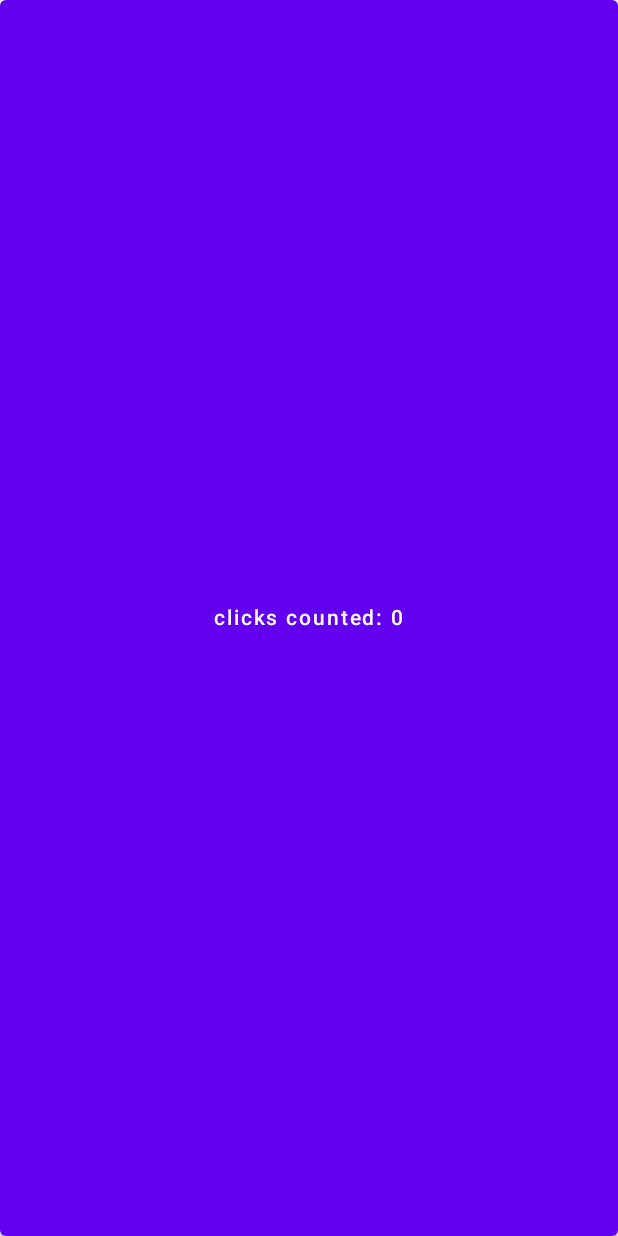
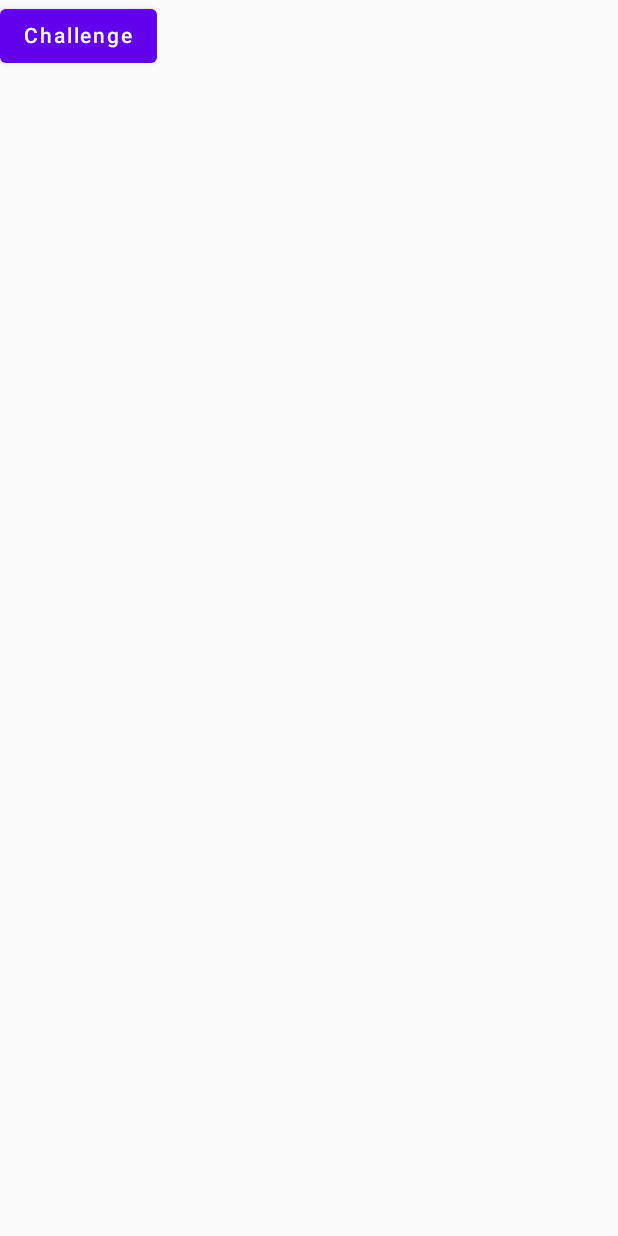
Before and after one commit to singmak/attention-span-challenge-android, an Android app built with Jetpack Compose: the screen it shows after launch (MainActivity), on a phone screen of 412 x 824 dp. Before the commit the screen is almost empty. Run offline under Robolectric (Android 15) with nearby library versions, the phone set to English and light mode, and no system bars.

Commit message:
testing compose navigation

```diff
--- a/app/build.gradle
+++ b/app/build.gradle
@@ -51,6 +51,7 @@ dependencies {
     implementation "androidx.compose.ui:ui:$compose_version"
     implementation "androidx.compose.material:material:$compose_version"
     implementation "androidx.compose.ui:ui-tooling-preview:$compose_version"
+    implementation "androidx.navigation:navigation-compose:$nav_version"
     implementation 'androidx.lifecycle:lifecycle-runtime-ktx:2.3.1'
     implementation 'androidx.activity:activity-compose:1.3.1'
     implementation 'androidx.legacy:legacy-support-v4:1.0.0'
--- a/app/src/main/java/com/singmak/attentionspanchallenge/MainActivity.kt
+++ b/app/src/main/java/com/singmak/attentionspanchallenge/MainActivity.kt
@@ -3,10 +3,9 @@ package com.singmak.attentionspanchallenge
 import android.os.Bundle
 import androidx.activity.ComponentActivity
 import androidx.activity.compose.setContent
-import androidx.compose.foundation.layout.fillMaxSize
-import androidx.compose.material.*
+import androidx.compose.material.Button
+import androidx.compose.material.Text
 import androidx.compose.runtime.*
-import androidx.compose.ui.Modifier
 import androidx.compose.ui.tooling.preview.Preview
 import com.singmak.attentionspanchallenge.ui.theme.AttentionSpanChallengeTheme
 
@@ -24,10 +23,11 @@ fun App() {
     var testCount by remember { mutableStateOf(0) }
     AttentionSpanChallengeTheme {
         // A surface container using the 'background' color from the theme
-        Surface(modifier = Modifier.fillMaxSize(), color = MaterialTheme.colors.background) {
-            Greeting("Android")
-            Counter(testCount, onClick = { testCount++ })
-        }
+//        Surface(modifier = Modifier.fillMaxSize(), color = MaterialTheme.colors.background) {
+//            Greeting("Android")
+//            Counter(testCount, onClick = { testCount++ })
+//        }
+        Navigation()
     }
 
 }
--- /dev/null
+++ b/app/src/main/java/com/singmak/attentionspanchallenge/Navigation.kt
@@ -0,0 +1,33 @@
+package com.singmak.attentionspanchallenge
+
+import androidx.compose.runtime.Composable
+import androidx.navigation.NavType
+import androidx.navigation.compose.NavHost
+import androidx.navigation.compose.composable
+import androidx.navigation.compose.rememberNavController
+import androidx.navigation.navArgument
+import com.singmak.attentionspanchallenge.challenge.ChallengeScreen
+import com.singmak.attentionspanchallenge.records.RecordsScreen
+
+@Composable
+fun Navigation() {
+    val navController = rememberNavController();
+    NavHost(navController = navController, startDestination = Screen.RecordsScreen.route) {
+        composable(route = Screen.RecordsScreen.route) {
+            RecordsScreen(navController = navController)
+        }
+        composable(
+            route = Screen.ChallengeScreen.route + "/{name}",
+            arguments = listOf(
+                navArgument("name") {
+                    type = NavType.StringType
+                    defaultValue = "Focus"
+                    nullable = true
+                }
+            )
+        ) {
+            entry ->
+            ChallengeScreen(navController = navController, name = entry.arguments?.getString("name"))
+        }
+    }
+}
--- /dev/null
+++ b/app/src/main/java/com/singmak/attentionspanchallenge/Screen.kt
@@ -0,0 +1,6 @@
+package com.singmak.attentionspanchallenge
+
+sealed class Screen(val route: String) {
+    object RecordsScreen : Screen("records_screen")
+    object ChallengeScreen : Screen("challenge_screen")
+}
--- /dev/null
+++ b/app/src/main/java/com/singmak/attentionspanchallenge/records/RecordsScreen.kt
@@ -0,0 +1,19 @@
+package com.singmak.attentionspanchallenge.records
+
+import androidx.compose.foundation.layout.Column
+import androidx.compose.material.Button
+import androidx.compose.material.Text
+import androidx.compose.runtime.Composable
+import androidx.navigation.NavController
+import com.singmak.attentionspanchallenge.Screen
+
+@Composable
+fun RecordsScreen(navController: NavController) {
+    Column {
+        Button(onClick = {
+            navController.navigate("${Screen.ChallengeScreen.route}/test")
+        }) {
+            Text(text = "Challenge")
+        }
+    }
+}
--- a/build.gradle
+++ b/build.gradle
@@ -1,12 +1,13 @@
 buildscript {
     ext {
-        compose_version = '1.0.1'
+        compose_version = '1.0.5'
+        nav_version = '2.4.1'
     }
 }// Top-level build file where you can add configuration options common to all sub-projects/modules.
 plugins {
     id 'com.android.application' version '7.1.1' apply false
     id 'com.android.library' version '7.1.1' apply false
-    id 'org.jetbrains.kotlin.android' version '1.6.10' apply false
+    id 'org.jetbrains.kotlin.android' version '1.5.31' apply false
 }
 
 task clean(type: Delete) {
```
Also changed, not shown: app/src/main/java/com/singmak/attentionspanchallenge/challenge/ChallengeScreen.kt (added, +13 -0 lines).
